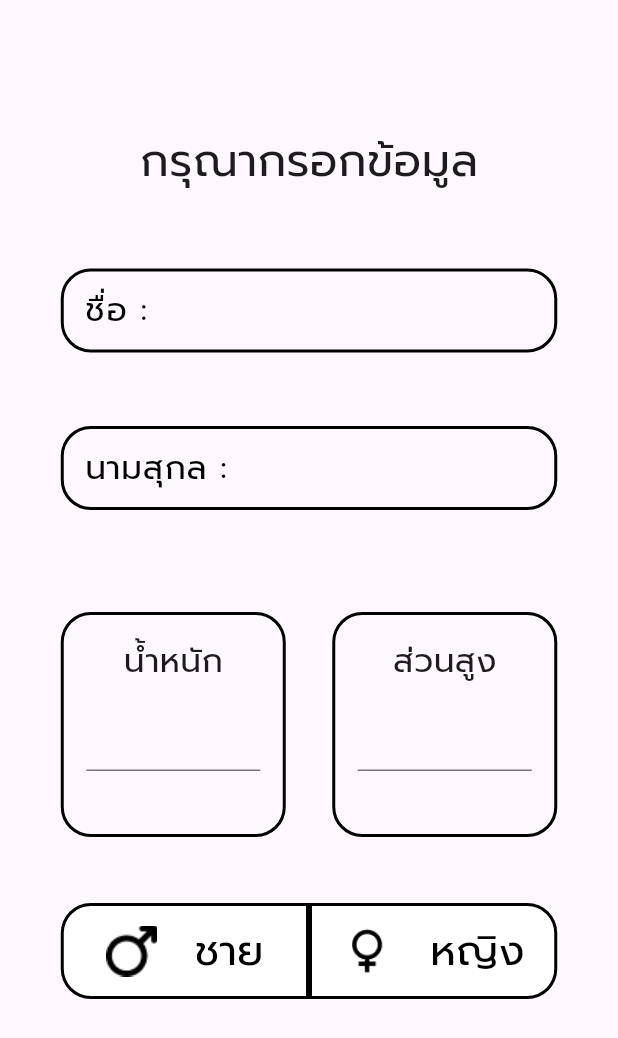
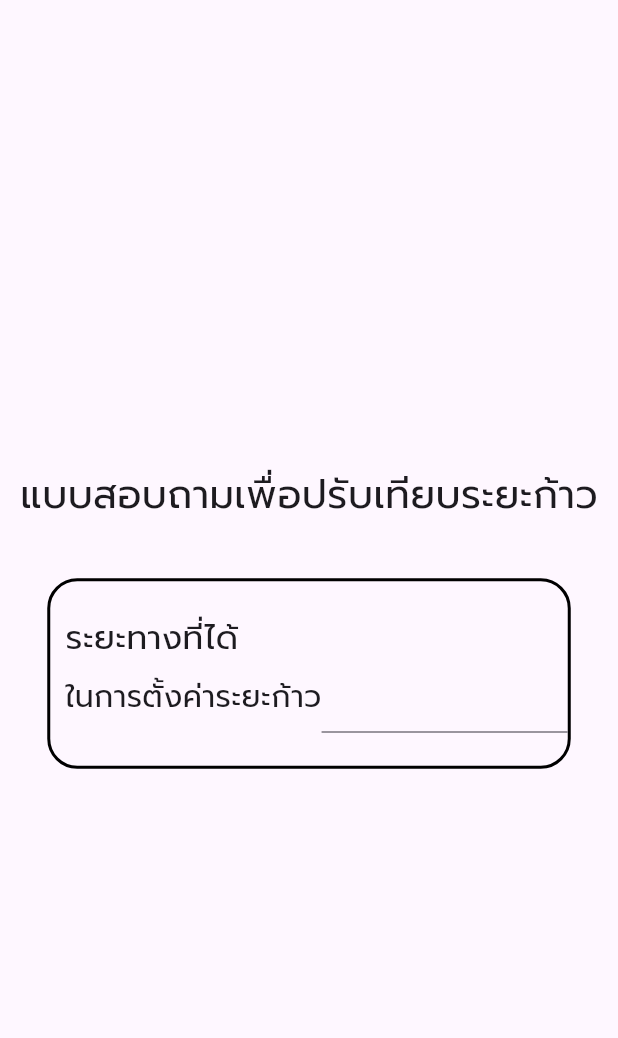
Before and after one commit to KaminariSora/WalkFromHome, a Flutter app: the screen it shows after launch, on a phone screen of 412 x 824 dp. Shown: the top 1038 px of the screen. Run offline on Flutter 3.47's test engine with Material 3 defaults, Android fonts, the phone set to English and light mode, and no system bars; missing offline and left inert: o3d.

Commit message:
Create information steps

```diff
--- /dev/null
+++ b/walk_from_home/lib/InfromationSteps.dart
@@ -0,0 +1,86 @@
+import 'package:flutter/material.dart';
+
+class Infromationsteps extends StatefulWidget {
+  const Infromationsteps({super.key});
+
+  @override
+  State<Infromationsteps> createState() => _InfromationstepsState();
+}
+
+class _InfromationstepsState extends State<Infromationsteps> {
+  @override
+  Widget build(BuildContext context) {
+    return Scaffold(
+      body: Column(
+        mainAxisAlignment: MainAxisAlignment.center,
+        children: [
+          const Row(
+            mainAxisAlignment: MainAxisAlignment.center,
+            children: [
+              Text(
+                "แบบสอบถามเพื่อปรับเทียบระยะก้าว",
+                style: TextStyle(
+                  fontSize: 26,
+                  fontFamily: 'prompt',
+                ),
+              ),
+            ],
+          ),
+          const SizedBox(
+            height: 37,
+          ),
+          Row(
+            mainAxisAlignment: MainAxisAlignment.center,
+            children: [
+              Container(
+                alignment: Alignment.centerLeft,
+                width: 349,
+                height: 127,
+                padding: const EdgeInsets.only(left: 10.0),
+                decoration: BoxDecoration(
+                  borderRadius: BorderRadius.circular(20),
+                  border: Border.all(
+                    color: Colors.black,
+                    width: 2.0,
+                  ),
+                ),
+                child: const Column(
+                  mainAxisAlignment: MainAxisAlignment.center,
+                  crossAxisAlignment: CrossAxisAlignment.start,
+                  children: [
+                    Text(
+                      "ระยะทางที่ได้",
+                      style: TextStyle(
+                        fontSize: 22,
+                        fontFamily: 'prompt',
+                      ),
+                    ),
+                    Row(
+                      children: [
+                        Text(
+                          "ในการตั้งค่าระยะก้าว",
+                          style: TextStyle(
+                            fontSize: 20,
+                            fontFamily: 'prompt',
+                          ),
+                        ),
+                        Expanded(
+                          child: TextField(
+                            keyboardType: TextInputType.number,
+                            decoration: InputDecoration(
+                              hintText: '',
+                            ),
+                          ),
+                        ),
+                      ],
+                    ),
+                  ],
+                ),
+              )
+            ],
+          )
+        ],
+      ),
+    );
+  }
+}
--- a/walk_from_home/lib/main.dart
+++ b/walk_from_home/lib/main.dart
@@ -3,6 +3,7 @@ import 'package:flutter_application_1/Fill_infromation.dart';
 import 'timeCounter.dart';
 import 'Description_Pass.dart';
 import 'CalibratePopup.dart';
+import 'InfromationSteps.dart';
 
 void main() {
   runApp(const MyApp()); // Ensure this wraps with MaterialApp in MyApp
@@ -26,7 +27,7 @@ class MyApp extends StatelessWidget {
   @override
   Widget build(BuildContext context) {
     return const MaterialApp(
-      home: fillinfrom(),
+      home: Infromationsteps(),
     );
   }
 }
```
